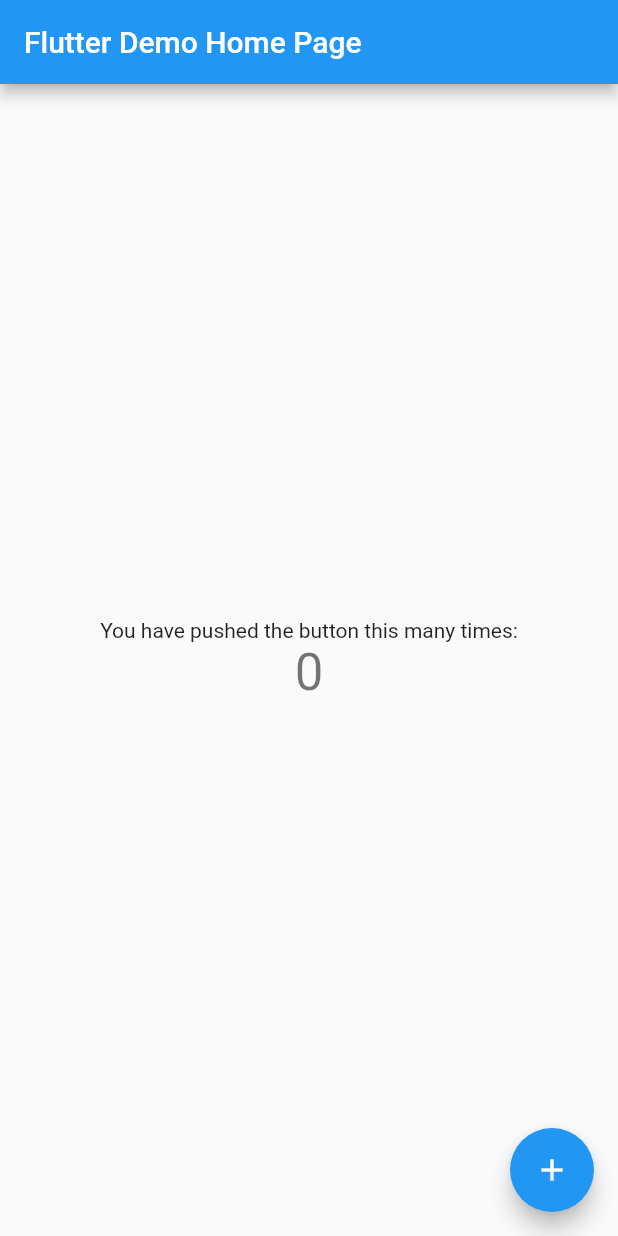
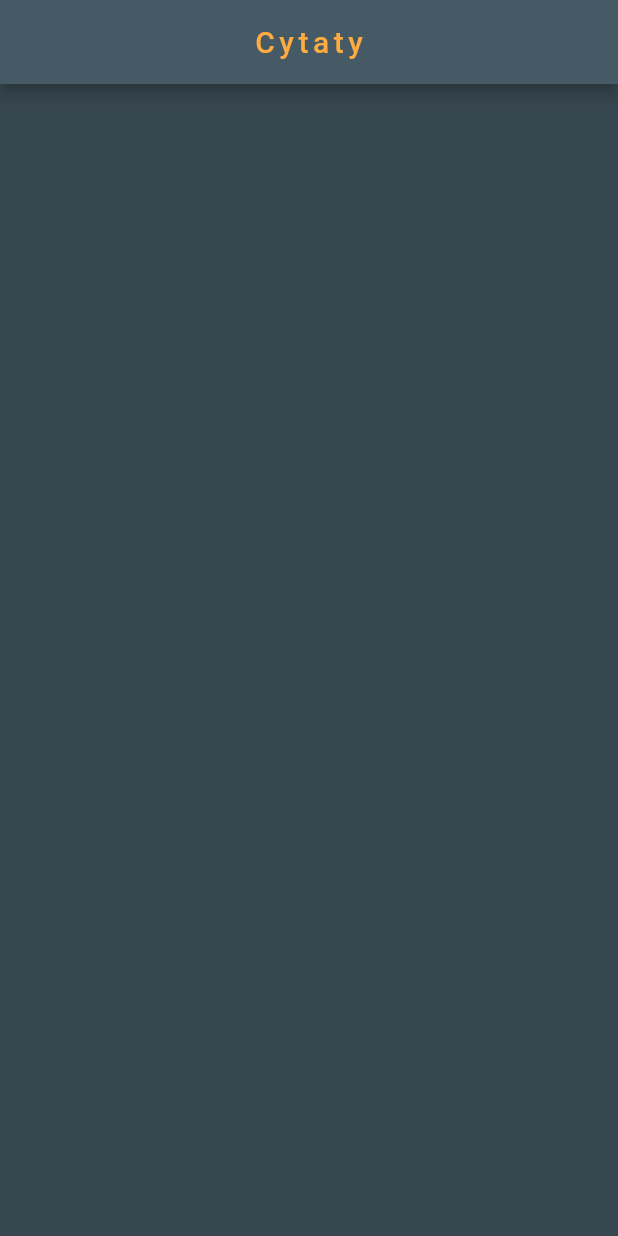
Before and after one commit to kohrd/cytatyApp, a Flutter app: the screen it shows after launch, on a phone screen of 412 x 824 dp. Run offline on Flutter 3.47's test engine with Material 2 defaults, Android fonts, the phone set to English and light mode, and no system bars.

Commit message:
lekcja_17_3m22s

```diff
--- a/lib/main.dart
+++ b/lib/main.dart
@@ -1,113 +1,46 @@
 import 'package:flutter/material.dart';
 
-void main() {
-  runApp(MyApp());
+void main() =>
+  runApp(MaterialApp(
+    home: QuoteList(),
+
+
+  ));
+
+
+
+class QuoteList extends StatefulWidget {
+  const QuoteList({Key? key}) : super(key: key);
+
+  @override
+  _QuoteListState createState() => _QuoteListState();
 }
 
-class MyApp extends StatelessWidget {
-  // This widget is the root of your application.
+class _QuoteListState extends State<QuoteList> {
   @override
   Widget build(BuildContext context) {
-    return MaterialApp(
-      title: 'Flutter Demo',
-      theme: ThemeData(
-        // This is the theme of your application.
-        //
-        // Try running your application with "flutter run". You'll see the
-        // application has a blue toolbar. Then, without quitting the app, try
-        // changing the primarySwatch below to Colors.green and then invoke
-        // "hot reload" (press "r" in the console where you ran "flutter run",
-        // or simply save your changes to "hot reload" in a Flutter IDE).
-        // Notice that the counter didn't reset back to zero; the application
-        // is not restarted.
-        primarySwatch: Colors.blue,
+    return Scaffold(
+      backgroundColor: Colors.blueGrey[800],
+      appBar: AppBar(
+        title: Text('Cytaty',
+            style: TextStyle(
+              color: Colors.orangeAccent,
+              letterSpacing: 3.0,
+            )),
+        centerTitle: true,
+        backgroundColor: Colors.blueGrey[700],
+
+
+
       ),
-      home: MyHomePage(title: 'Flutter Demo Home Page'),
+
+// SKONCZONE NA 3:22 @@@@@@@@@@@@@@@@@@@@@@@@@@@@@@@@@@@@@@@@@@@@@@@@@@@@@@@@@@@
+
+
     );
+
+
+
+
   }
 }
-
-class MyHomePage extends StatefulWidget {
-  MyHomePage({Key? key, required this.title}) : super(key: key);
-
-  // This widget is the home page of your application. It is stateful, meaning
-  // that it has a State object (defined below) that contains fields that affect
-  // how it looks.
-
-  // This class is the configuration for the state. It holds the values (in this
-  // case the title) provided by the parent (in this case the App widget) and
-  // used by the build method of the State. Fields in a Widget subclass are
-  // always marked "final".
-
-  final String title;
-
-  @override
-  _MyHomePageState createState() => _MyHomePageState();
-}
-
-class _MyHomePageState extends State<MyHomePage> {
-  int _counter = 0;
-
-  void _incrementCounter() {
-    setState(() {
-      // This call to setState tells the Flutter framework that something has
-      // changed in this State, which causes it to rerun the build method below
-      // so that the display can reflect the updated values. If we changed
-      // _counter without calling setState(), then the build method would not be
-      // called again, and so nothing would appear to happen.
-      _counter++;
-    });
-  }
-
-  @override
-  Widget build(BuildContext context) {
-    // This method is rerun every time setState is called, for instance as done
-    // by the _incrementCounter method above.
-    //
-    // The Flutter framework has been optimized to make rerunning build methods
-    // fast, so that you can just rebuild anything that needs updating rather
-    // than having to individually change instances of widgets.
-    return Scaffold(
-      appBar: AppBar(
-        // Here we take the value from the MyHomePage object that was created by
-        // the App.build method, and use it to set our appbar title.
-        title: Text(widget.title),
-      ),
-      body: Center(
-        // Center is a layout widget. It takes a single child and positions it
-        // in the middle of the parent.
-        child: Column(
-          // Column is also a layout widget. It takes a list of children and
-          // arranges them vertically. By default, it sizes itself to fit its
-          // children horizontally, and tries to be as tall as its parent.
-          //
-          // Invoke "debug painting" (press "p" in the console, choose the
-          // "Toggle Debug Paint" action from the Flutter Inspector in Android
-          // Studio, or the "Toggle Debug Paint" command in Visual Studio Code)
-          // to see the wireframe for each widget.
-          //
-          // Column has various properties to control how it sizes itself and
-          // how it positions its children. Here we use mainAxisAlignment to
-          // center the children vertically; the main axis here is the vertical
-          // axis because Columns are vertical (the cross axis would be
-          // horizontal).
-          mainAxisAlignment: MainAxisAlignment.center,
-          children: <Widget>[
-            Text(
-              'You have pushed the button this many times:',
-            ),
-            Text(
-              '$_counter',
-              style: Theme.of(context).textTheme.headline4,
-            ),
-          ],
-        ),
-      ),
-      floatingActionButton: FloatingActionButton(
-        onPressed: _incrementCounter,
-        tooltip: 'Increment',
-        child: Icon(Icons.add),
-      ), // This trailing comma makes auto-formatting nicer for build methods.
-    );
-  }
-}
```
Also changed, not shown: 1 other file.
